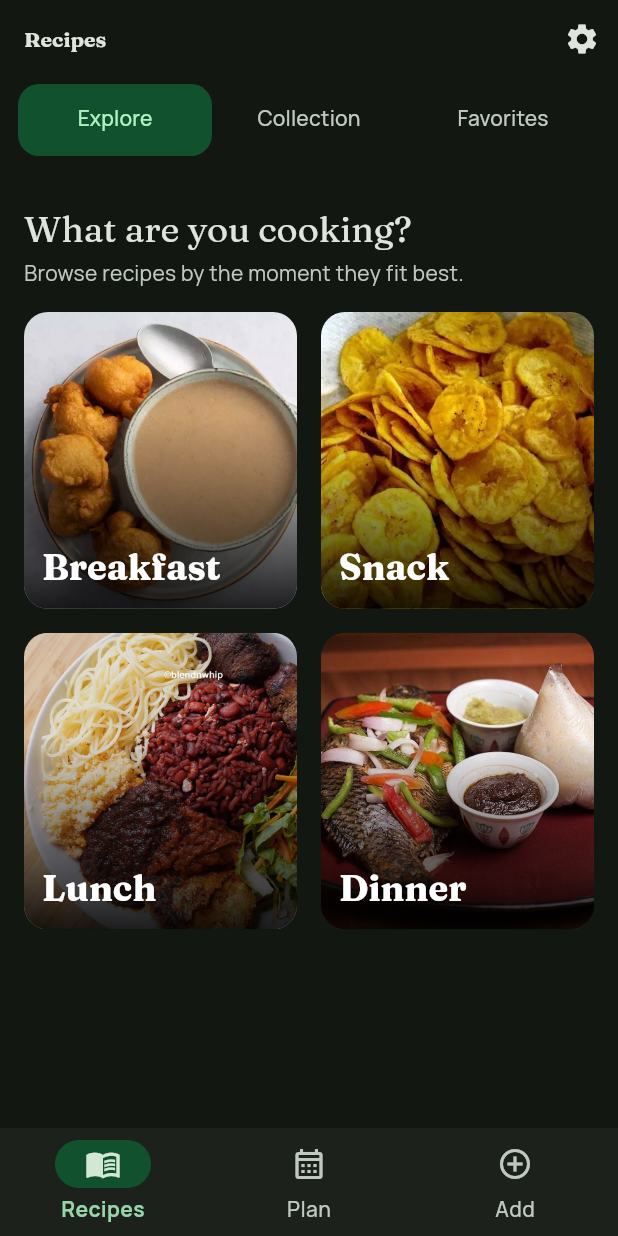
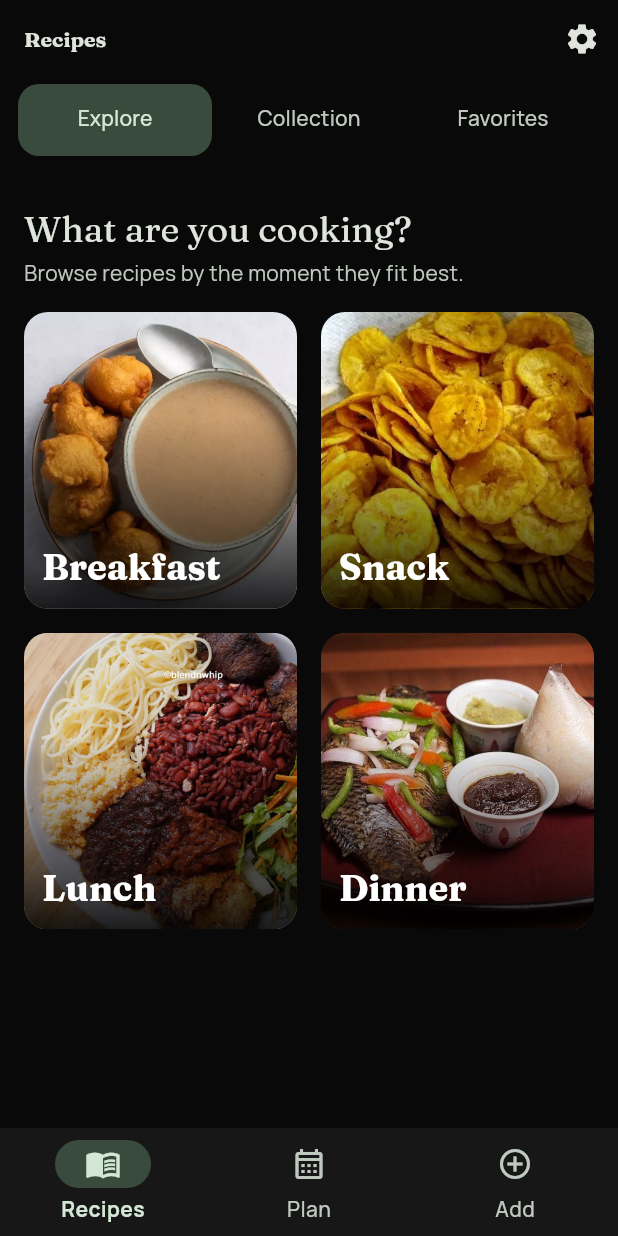
Before and after one commit to keeghan/reciplan3, a Flutter app: the screen it shows after launch, on a phone screen of 412 x 824 dp. Run offline on Flutter 3.47's test engine with Material 3 defaults, Android fonts, the phone set to English and light mode, and no system bars; our stand-ins replace cached_network_image, equatable, file_picker, floor, flutter_bloc, image_picker and 4 more; missing offline and left inert: downloadsfolder; accounts and stored records are empty; generated files the repository leaves out were written again.

Commit message:
feat: refine dark mode theme and update component accents to secondary color

```diff
--- a/lib/presentation/features/recipes/explore_screen.dart
+++ b/lib/presentation/features/recipes/explore_screen.dart
@@ -7,6 +7,8 @@ import 'collection_management_screen.dart';
 
 class ExploreScreen extends StatelessWidget {
   const ExploreScreen({super.key});
+
+  static const _gridMaxWidth = 536.0;
 
   static const List<Map<String, Object>> categories = [
     {
@@ -31,7 +33,7 @@ class ExploreScreen extends StatelessWidget {
     },
   ];
 
-  // Caps category width while allowing more columns on tablets.
+  // Keeps the centered two-by-two category grid at every window size.
   @override
   Widget build(BuildContext context) {
     return Scaffold(
@@ -39,7 +41,7 @@ class ExploreScreen extends StatelessWidget {
         slivers: [
           SliverToBoxAdapter(
             child: AppConstrainedContent(
-              maxWidth: AppBreakpoints.wideContent,
+              maxWidth: _gridMaxWidth,
               padding: EdgeInsets.fromLTRB(
                 AppBreakpoints.gutter(context),
                 24,
@@ -55,13 +57,13 @@ class ExploreScreen extends StatelessWidget {
           SliverLayoutBuilder(
             builder: (context, constraints) {
               final gutter = AppBreakpoints.gutter(context);
-              final side = ((constraints.crossAxisExtent - AppBreakpoints.wideContent) / 2)
+              final side = ((constraints.crossAxisExtent - _gridMaxWidth) / 2)
                   .clamp(gutter, double.infinity);
               return SliverPadding(
                 padding: EdgeInsets.fromLTRB(side, 0, side, 32),
                 sliver: SliverGrid(
-                  gridDelegate: const SliverGridDelegateWithMaxCrossAxisExtent(
-                    maxCrossAxisExtent: 260,
+                  gridDelegate: const SliverGridDelegateWithFixedCrossAxisCount(
+                    crossAxisCount: 2,
                     childAspectRatio: 0.92,
                     mainAxisSpacing: 16,
                     crossAxisSpacing: 16,
--- a/lib/presentation/features/recipes/recipe_page.dart
+++ b/lib/presentation/features/recipes/recipe_page.dart
@@ -60,10 +60,10 @@ class _RecipePageState extends State<RecipePage> with TickerProviderStateMixin {
                 dividerColor: Colors.transparent,
                 indicatorSize: TabBarIndicatorSize.tab,
                 indicator: BoxDecoration(
-                  color: Theme.of(context).colorScheme.primaryContainer,
+                  color: Theme.of(context).colorScheme.secondaryContainer,
                   borderRadius: BorderRadius.circular(14),
                 ),
-                labelColor: Theme.of(context).colorScheme.onPrimaryContainer,
+                labelColor: Theme.of(context).colorScheme.onSecondaryContainer,
                 unselectedLabelColor: Theme.of(context).colorScheme.onSurfaceVariant,
                 padding: EdgeInsets.fromLTRB(leftPadding, 4, 12, 8),
                 tabs: const [
```
Also changed, not shown: lib/presentation/theme/app_theme.dart (+33 -10 lines).
